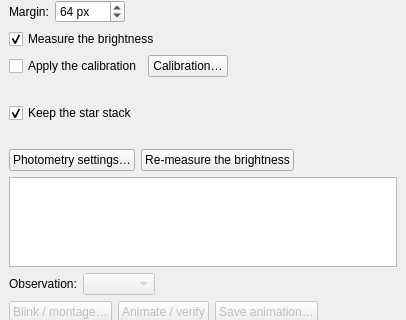
Above: nightscribe/gui/ui/ufe_trackstack_tab.ui from irydeo/nightscribe before the change; both pictures show x 0 to 406 and y 382 to 702 of the 406 by 1396 pixel window. Below: the same form after it.
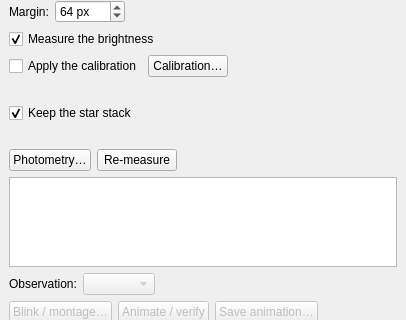
That is the form after the change.

Patch:
```diff
--- a/nightscribe/gui/ui/ufe_trackstack_tab.ui
+++ b/nightscribe/gui/ui/ufe_trackstack_tab.ui
@@ -319,7 +319,7 @@
        <layout class="QHBoxLayout" name="row_recipe">
         <item>
          <widget class="QPushButton" name="btn_recipe">
-          <property name="text"><string>Photometry settings…</string></property>
+          <property name="text"><string>Photometry…</string></property>
           <property name="toolTip">
            <string>The apertures, the sky method and the centroid the run will use are edited in the Photometry tab, and nowhere else. The brightness itself is measured here, on the stacks</string>
           </property>
@@ -327,7 +327,7 @@
         </item>
         <item>
          <widget class="QPushButton" name="btn_remeasure">
-          <property name="text"><string>Re-measure the brightness</string></property>
+          <property name="text"><string>Re-measure</string></property>
           <property name="toolTip">
            <string>Measures the brightness again on the observation's stacks with the recipe the Photometry tab is holding right now (apertures, sky, comps), without re-stacking the visit. The position and the detection are untouched</string>
           </property>
```
Left out of the diff: 2 changed lines with no effect on the pictures.
